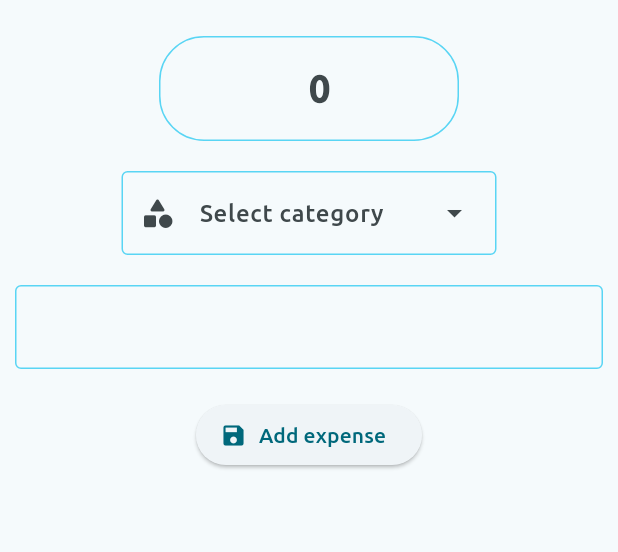
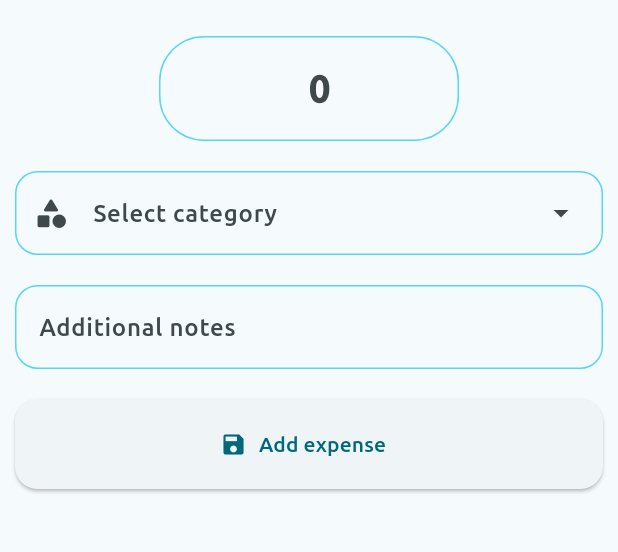
Before and after one commit to kwame70/expenses_app, a Flutter app: the AddExpense screen opened directly, on a phone screen of 412 x 824 dp, the part 63-615 px from its top. Run offline on Flutter 3.47's test engine with Material 3 defaults, Android fonts, the phone set to English and light mode, and no system bars.

Commit message:
add expenses page(80% completed)

```diff
--- /dev/null
+++ b/lib/constants/constants.dart
@@ -0,0 +1,21 @@
+import 'package:flutter/material.dart';
+
+class Constants {
+  static const blueBorder = OutlineInputBorder(
+    borderSide: BorderSide(
+      color: Color.fromRGBO(89, 213, 244, 1),
+    ),
+    borderRadius: BorderRadius.all(
+      Radius.circular(30),
+    ),
+  );
+
+  static const recBlueBorder = OutlineInputBorder(
+    borderSide: BorderSide(
+      color: Color.fromRGBO(89, 213, 244, 1),
+    ),
+    borderRadius: BorderRadius.all(
+      Radius.circular(15),
+    ),
+  );
+}
--- a/lib/pages/add_expenses.dart
+++ b/lib/pages/add_expenses.dart
@@ -1,4 +1,4 @@
-import 'package:expense_tracker/widgets/text_widget.dart';
+import 'package:expense_tracker/constants/constants.dart';
 import 'package:flutter/material.dart';
 
 class AddExpense extends StatefulWidget {
@@ -13,14 +13,6 @@ class _AddExpenseState extends State<AddExpense> {
 
   @override
   Widget build(BuildContext context) {
-    const border = OutlineInputBorder(
-      borderSide: BorderSide(
-        color: Color.fromRGBO(89, 213, 244, 1),
-      ),
-      borderRadius: BorderRadius.all(
-        Radius.circular(30),
-      ),
-    );
     return Scaffold(
       appBar: AppBar(
         centerTitle: true,
@@ -29,10 +21,10 @@ class _AddExpenseState extends State<AddExpense> {
       body: Padding(
         padding: const EdgeInsets.all(10.0),
         child: Column(
-          // mainAxisAlignment: MainAxisAlignment.center,
-
+          // mainAxisAlignment: MainAxisAlignment.start,
           children: [
             const Center(
+              //add expenses
               child: SizedBox(
                 width: 200,
                 child: TextField(
@@ -45,8 +37,8 @@ class _AddExpenseState extends State<AddExpense> {
                       fontSize: 25,
                       fontWeight: FontWeight.bold,
                     ),
-                    focusedBorder: border,
-                    enabledBorder: border,
+                    focusedBorder: Constants.blueBorder,
+                    enabledBorder: Constants.blueBorder,
                   ),
                 ),
               ),
@@ -54,6 +46,7 @@ class _AddExpenseState extends State<AddExpense> {
             const SizedBox(
               height: 20,
             ),
+            // category selection
             DropdownMenu(
                 hintText: "Select category",
                 onSelected: (value) {
@@ -62,21 +55,13 @@ class _AddExpenseState extends State<AddExpense> {
                   });
                 },
                 leadingIcon: Icon(selectedIcon),
+                width: 433,
                 initialSelection: "Shopping",
-                width: 250,
                 inputDecorationTheme: const InputDecorationTheme(
-                  focusedBorder: OutlineInputBorder(
-                      borderSide: BorderSide(
-                    color: Color.fromRGBO(89, 213, 244, 1),
-                  )),
-                  enabledBorder: OutlineInputBorder(
-                    borderSide: BorderSide(
-                      color: Color.fromRGBO(89, 213, 244, 1),
-                    ),
-                  ),
+                  focusedBorder: Constants.recBlueBorder,
+                  enabledBorder: Constants.recBlueBorder,
                 ),
                 menuStyle: const MenuStyle(
-                  shape: MaterialStatePropertyAll(CircleBorder()),
                   side: MaterialStatePropertyAll(
                     BorderSide(
                       color: Color.fromRGBO(89, 213, 244, 1),
@@ -96,25 +81,28 @@ class _AddExpenseState extends State<AddExpense> {
             const SizedBox(
               height: 20,
             ),
+            // additional notes
             const TextField(
               decoration: InputDecoration(
-                focusedBorder: OutlineInputBorder(
-                    borderSide: BorderSide(
-                  color: Color.fromRGBO(89, 213, 244, 1),
-                )),
-                enabledBorder: OutlineInputBorder(
-                    borderSide: BorderSide(
-                  color: Color.fromRGBO(89, 213, 244, 1),
-                )),
+                hintText: "Additional notes",
+                focusedBorder: Constants.recBlueBorder,
+                enabledBorder: Constants.recBlueBorder,
               ),
             ),
             const SizedBox(
               height: 20,
             ),
+            //add expense button
             ElevatedButton.icon(
               onPressed: () {},
               icon: const Icon(Icons.save),
               label: const Text("Add expense"),
+              style: ElevatedButton.styleFrom(
+                minimumSize: const Size.fromHeight(60),
+                shape: RoundedRectangleBorder(
+                  borderRadius: BorderRadius.circular(15),
+                ),
+              ),
             ),
           ],
         ),
```
